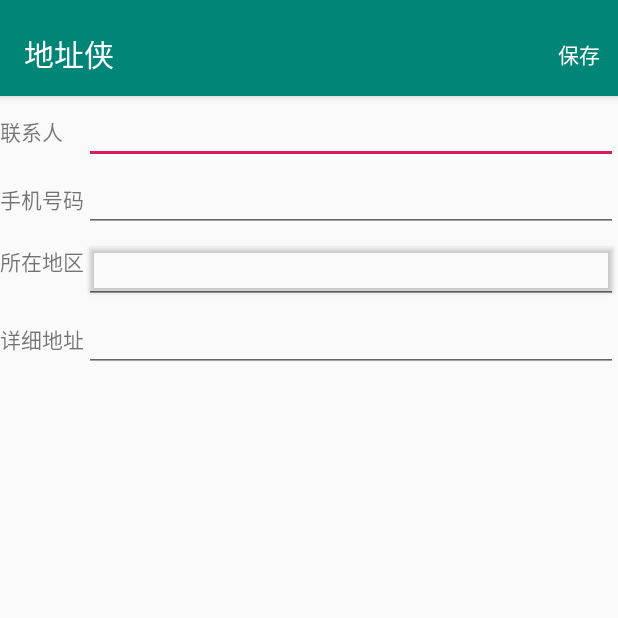
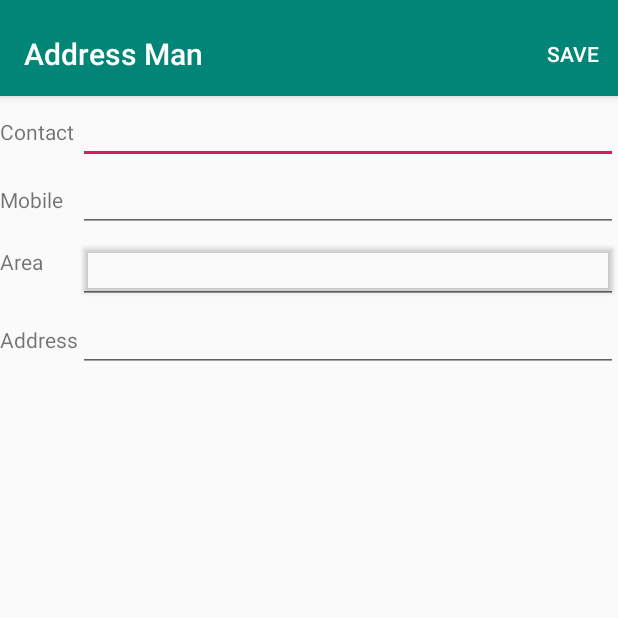
Before and after one commit to fourmigh/AddressMap, an Android app: the AddressActivity screen opened directly, with no data from a screen before it, on a phone screen of 412 x 824 dp, the top half of it. Run offline under Robolectric (Android 15) with nearby library versions, the phone set to English and light mode, and no system bars; libraries missing offline, so code that uses them is left out: com.amap.api; 1 statement that could not run was skipped.

Commit message:
地址侠增加strings

```diff
--- a/app/src/main/res/values/strings.xml
+++ b/app/src/main/res/values/strings.xml
@@ -1,14 +1,9 @@
 <resources>
-    <string name="app_name">地址侠</string>
-    <string name="tab_text_1">Tab 1</string>
-    <string name="tab_text_2">Tab 2</string>
-    <string name="tab_text_3">Tab 3</string>
-    <string name="action_settings">Settings</string>
-    <string name="section_format">Hello World from section: %1$d</string>
-    <string name="contact_name">联系人</string>
-    <string name="contact_mobile">手机号码</string>
-    <string name="contact_area">所在地区</string>
-    <string name="contact_address">详细地址</string>
-    <string name="contact_save">保存</string>
-    <string name="contact_add">添加</string>
+    <string name="app_name">Address Man</string>
+    <string name="contact_name">Contact</string>
+    <string name="contact_mobile">Mobile</string>
+    <string name="contact_area">Area</string>
+    <string name="contact_address">Address</string>
+    <string name="contact_save">Save</string>
+    <string name="contact_add">Add</string>
 </resources>
```
Also changed, not shown: 2 other files.
